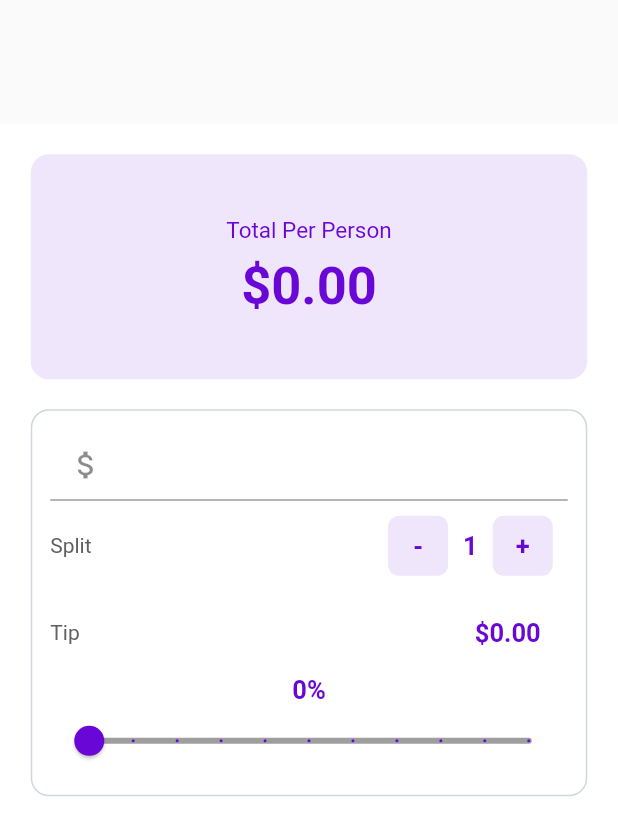
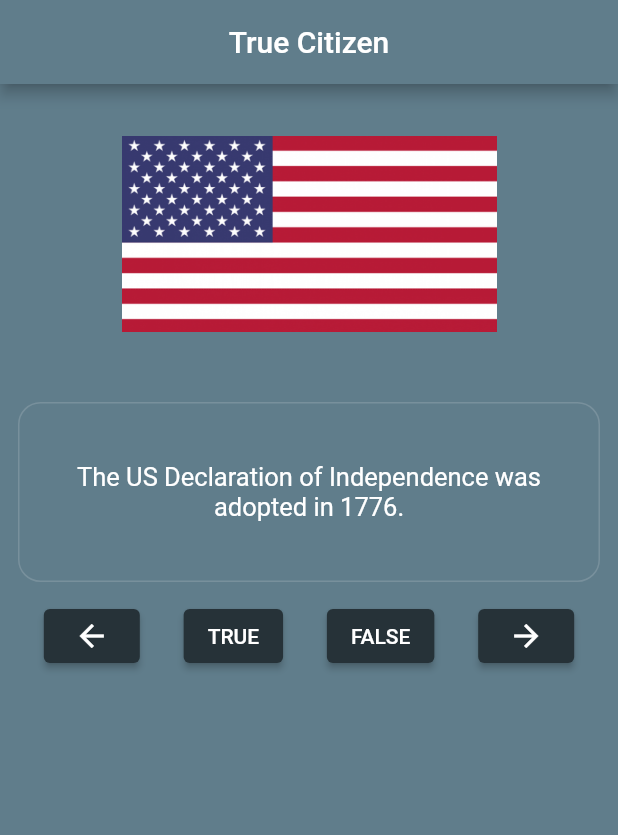
Before and after one commit to sujancse5bu/flutter_practice, a Flutter app: the screen it shows after launch, on a phone screen of 412 x 824 dp. Shown: the top 835 px of the screen. Run offline on Flutter 3.47's test engine with Material 2 defaults, Android fonts, the phone set to English and light mode, and no system bars.

```diff
--- a/lib/main.dart
+++ b/lib/main.dart
@@ -2,7 +2,8 @@ import 'package:flutter/material.dart';
 import 'package:flutter_practice/ui/home.dart';
 
 void main() {
-  runApp(const MaterialApp(home: BillSplitter()));
+  runApp(const MaterialApp(home: QuizApp()));
+  // runApp(const MaterialApp(home: BillSplitter()));
   // runApp(const Home());
   // runApp(MaterialApp(
   //   // home: const ScaffoldExample(),
--- /dev/null
+++ b/lib/model/question.dart
@@ -0,0 +1,6 @@
+class Question {
+  String questionText;
+  bool isCorrect;
+
+  Question.name(this.questionText, this.isCorrect);
+}
--- a/lib/ui/home.dart
+++ b/lib/ui/home.dart
@@ -1,5 +1,128 @@
 import 'package:flutter/material.dart';
+import 'package:flutter_practice/model/question.dart';
 import 'package:flutter_practice/util/hexcolor.dart';
+
+class QuizApp extends StatefulWidget {
+  const QuizApp({Key? key}) : super(key: key);
+
+  @override
+  _QuizAppState createState() => _QuizAppState();
+}
+
+class _QuizAppState extends State<QuizApp> {
+  int _currentQuestionIndex = 0;
+  List questionBank = [
+    Question.name(
+        'The US Declaration of Independence was adopted in 1776.', true),
+    Question.name('Thela fadfa dklsdf ******************************', false),
+  ];
+
+  @override
+  Widget build(BuildContext context) {
+    return Scaffold(
+        appBar: AppBar(
+          title: Text('True Citizen'),
+          centerTitle: true,
+          backgroundColor: Colors.blueGrey,
+        ),
+        backgroundColor: Colors.blueGrey,
+        body: Container(
+          child: Column(
+            children: <Widget>[
+              Center(
+                child: Image.asset(
+                  'images/us.png',
+                  width: 250,
+                  height: 200,
+                ),
+              ),
+              Padding(
+                padding: const EdgeInsets.all(12.0),
+                child: Container(
+                  height: 120.0,
+                  child: Center(
+                    child: Padding(
+                      padding: const EdgeInsets.all(8.0),
+                      child: Text(
+                          questionBank[_currentQuestionIndex].questionText,
+                          textAlign: TextAlign.center,
+                          style: const TextStyle(
+                              fontSize: 17, color: Colors.white)),
+                    ),
+                  ),
+                  decoration: BoxDecoration(
+                      color: Colors.transparent,
+                      borderRadius: BorderRadius.circular(15),
+                      border: Border.all(
+                          color: Colors.blueGrey.shade400,
+                          style: BorderStyle.solid)),
+                ),
+              ),
+              Row(
+                mainAxisAlignment: MainAxisAlignment.spaceEvenly,
+                children: <Widget>[
+                  ElevatedButton(
+                    onPressed: () => _prevQuestion(),
+                    child: const Icon(Icons.arrow_back, color: Colors.white),
+                    style: ButtonStyle(
+                        backgroundColor: MaterialStateProperty.all(
+                            Colors.blueGrey.shade900)),
+                  ),
+                  ElevatedButton(
+                    onPressed: () => _checkAnswer(true),
+                    child: const Text('TRUE',
+                        style: TextStyle(color: Colors.white)),
+                    style: ButtonStyle(
+                        backgroundColor: MaterialStateProperty.all(
+                            Colors.blueGrey.shade900)),
+                  ),
+                  ElevatedButton(
+                    onPressed: () => _checkAnswer(false),
+                    child: const Text('FALSE',
+                        style: TextStyle(color: Colors.white)),
+                    style: ButtonStyle(
+                        backgroundColor: MaterialStateProperty.all(
+                            Colors.blueGrey.shade900)),
+                  ),
+                  ElevatedButton(
+                    onPressed: () => _nextQuestion(),
+                    child: const Icon(Icons.arrow_forward, color: Colors.white),
+                    style: ButtonStyle(
+                        backgroundColor: MaterialStateProperty.all(
+                            Colors.blueGrey.shade900)),
+                  )
+                ],
+              )
+            ],
+          ),
+        ));
+  }
+
+  _checkAnswer(bool userChoice) {
+    bool isCorrect = userChoice == questionBank[_currentQuestionIndex].isCorrect
+        ? true
+        : false;
+    ScaffoldMessenger.of(context).showSnackBar(SnackBar(
+        content: Text(
+          isCorrect ? 'Yes! Correct.' : 'Nope! Incorrect.',
+        ),
+        backgroundColor: isCorrect ? Colors.green : Colors.redAccent,
+        duration: const Duration(milliseconds: 500)));
+    _nextQuestion();
+  }
+
+  _nextQuestion() {
+    setState(() {
+      _currentQuestionIndex = ++_currentQuestionIndex % questionBank.length;
+    });
+  }
+
+  _prevQuestion() {
+    setState(() {
+      _currentQuestionIndex = --_currentQuestionIndex % questionBank.length;
+    });
+  }
+}
 
 class BillSplitter extends StatefulWidget {
   const BillSplitter({Key? key}) : super(key: key);
@@ -422,7 +545,7 @@ class CustomButton extends StatelessWidget {
               'Hello from SnackBar',
             ),
             duration: Duration(seconds: 2));
-        Scaffold.of(context).showSnackBar(snakbar);
+        ScaffoldMessenger.of(context).showSnackBar(snakbar);
       },
       child: Container(
         padding: const EdgeInsets.all(10.0),
--- a/pubspec.yaml
+++ b/pubspec.yaml
@@ -58,8 +58,8 @@ flutter:
   uses-material-design: true
 
   # To add assets to your application, add an assets section, like this:
-  # assets:
-  #   - images/a_dot_burr.jpeg
+  assets:
+    - images/us.png
   #   - images/a_dot_ham.jpeg
 
   # An image asset can refer to one or more resolution-specific "variants", see
```
Also changed, not shown: images/us.png (added).
